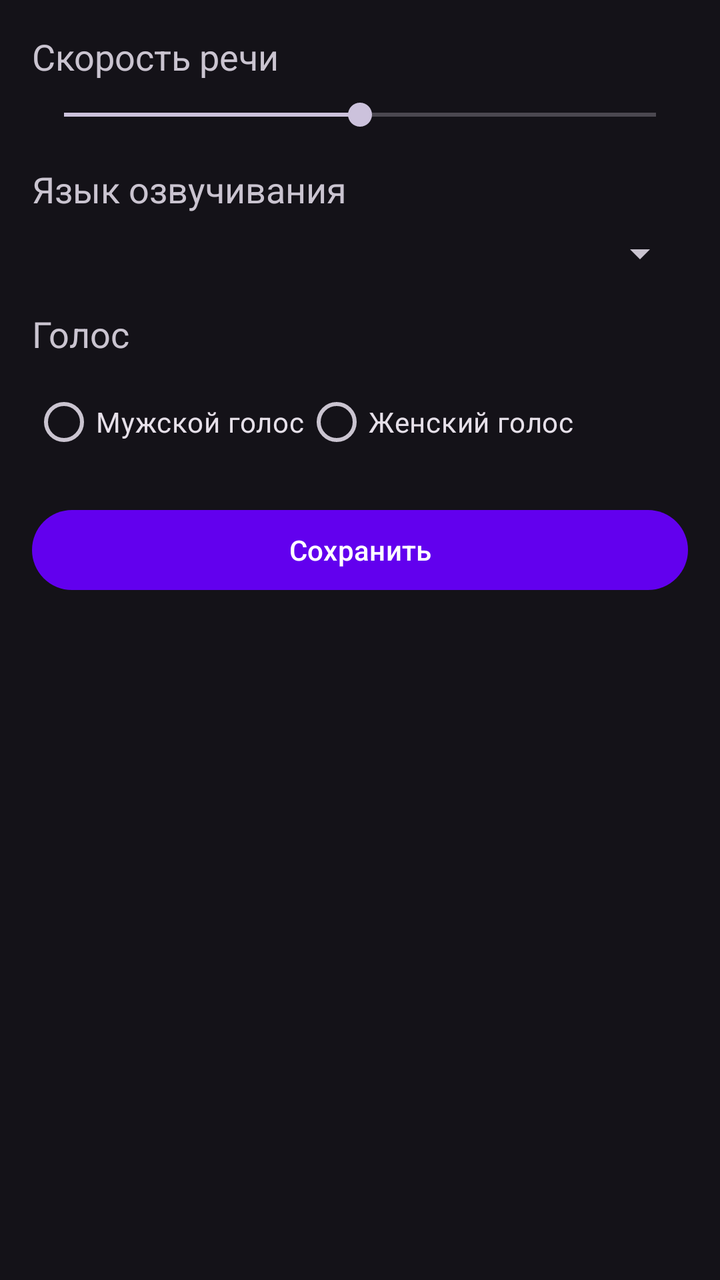
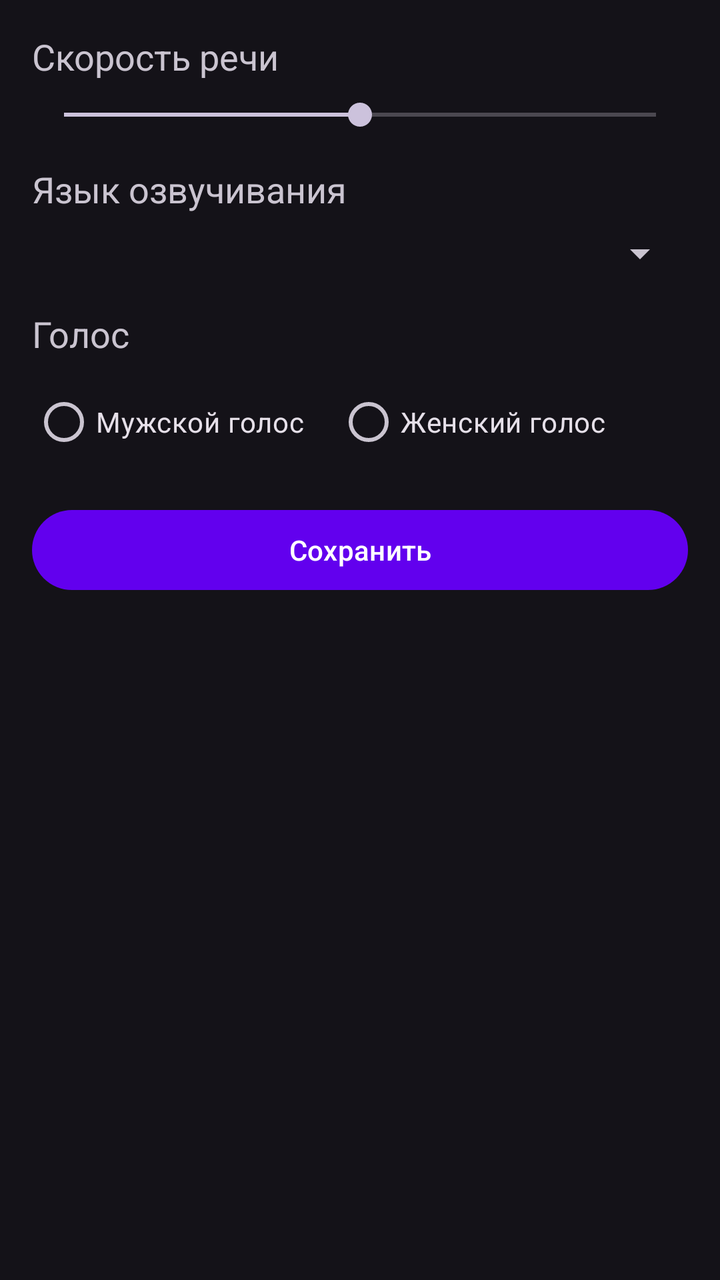

An Android layout rendered at two revisions. The XML below is the earlier revision; the diff shows what the commit changed to produce the second picture.
<!-- AndroidManifest.xml: application theme Theme.TelegramNewsReader -->
<!-- res/layout/activity_settings.xml -->
<?xml version="1.0" encoding="utf-8"?>
<androidx.constraintlayout.widget.ConstraintLayout xmlns:android="http://schemas.android.com/apk/res/android"
    xmlns:app="http://schemas.android.com/apk/res-auto"
    android:layout_width="match_parent"
    android:layout_height="match_parent"
    android:padding="16dp"
    android:animateLayoutChanges="true">  

    <TextView
        android:id="@+id/tv_speed"
        android:layout_width="wrap_content"
        android:layout_height="wrap_content"
        android:text="Скорость речи"
        android:textSize="18sp"
        app:layout_constraintTop_toTopOf="parent"
        app:layout_constraintStart_toStartOf="parent" />

    <SeekBar
        android:id="@+id/seek_speed"
        android:layout_width="0dp"
        android:layout_height="wrap_content"
        android:max="200"
        android:progress="100"
        android:layout_marginTop="8dp"
        app:layout_constraintTop_toBottomOf="@id/tv_speed"
        app:layout_constraintStart_toStartOf="parent"
        app:layout_constraintEnd_toEndOf="parent" />

    <TextView
        android:id="@+id/tv_language"
        android:layout_width="wrap_content"
        android:layout_height="wrap_content"
        android:text="Язык озвучивания"
        android:textSize="18sp"
        android:layout_marginTop="16dp"
        app:layout_constraintTop_toBottomOf="@id/seek_speed"
        app:layout_constraintStart_toStartOf="parent" />

    <Spinner
        android:id="@+id/spinner_language"
        android:layout_width="0dp"
        android:layout_height="wrap_content"
        android:layout_marginTop="8dp"
        app:layout_constraintTop_toBottomOf="@id/tv_language"
        app:layout_constraintStart_toStartOf="parent"
        app:layout_constraintEnd_toEndOf="parent" />

    <TextView
        android:id="@+id/tv_voice"
        android:layout_width="wrap_content"
        android:layout_height="wrap_content"
        android:text="Голос"
        android:textSize="18sp"
        android:layout_marginTop="16dp"
        app:layout_constraintTop_toBottomOf="@id/spinner_language"
        app:layout_constraintStart_toStartOf="parent" />

    <RadioGroup
        android:id="@+id/rg_voice"
        android:layout_width="0dp"
        android:layout_height="wrap_content"
        android:orientation="horizontal"
        android:layout_marginTop="8dp"
        app:layout_constraintTop_toBottomOf="@id/tv_voice"
        app:layout_constraintStart_toStartOf="parent"
        app:layout_constraintEnd_toEndOf="parent">

        <RadioButton android:id="@+id/rb_male" android:text="@string/voice_male" />
        <RadioButton android:id="@+id/rb_female" android:text="@string/voice_female" />
    </RadioGroup>

    <Button
        android:id="@+id/btn_save"
        android:layout_width="0dp"
        android:layout_height="wrap_content"
        android:text="Сохранить"
        android:layout_marginTop="16dp"
        app:layout_constraintTop_toBottomOf="@id/rg_voice"
        app:layout_constraintStart_toStartOf="parent"
        app:layout_constraintEnd_toEndOf="parent" />
</androidx.constraintlayout.widget.ConstraintLayout>
<!-- resources referenced by this layout -->
<resources>
  <string name="voice_female">Женский голос</string>
  <string name="voice_male">Мужской голос</string>
  <style name="Theme.TelegramNewsReader" parent="Theme.TelegramNewsReader.Purple" />
  <style name="Theme.TelegramNewsReader.Purple" parent="Theme.Material3.Dark.NoActionBar">
          <item name="colorPrimary">@color/purple_500</item>
          <item name="colorPrimaryVariant">@color/purple_700</item>
          <item name="colorOnPrimary">@color/white</item>
          <item name="android:statusBarColor">?attr/colorPrimaryVariant</item>
          <item name="actionBarStyle">@style/CustomActionBarStyle</item>
      </style>
  <color name="purple_500">#FF6200EE</color>
  <color name="purple_700">#FF3700B3</color>
  <color name="white">#FFFFFFFF</color>
  <style name="CustomActionBarStyle" parent="Widget.Material3.ActionBar.Solid">
          <item name="titleTextStyle">@style/CustomActionBarTitle</item>
          <item name="android:titleTextStyle">@style/CustomActionBarTitle</item>
      </style>
  <style name="CustomActionBarTitle" parent="TextAppearance.Material3.ActionBar.Title">
          <item name="android:textSize">18sp</item>
          <item name="android:textStyle">bold</item>
          <item name="android:textColor">@color/white</item>
          <item name="android:gravity">center</item>
          <item name="android:layout_gravity">center</item>
      </style>
</resources>

<!-- the commit's change to res/layout/activity_settings.xml (unified diff, before → after) -->
@@ -4,7 +4,7 @@
     android:layout_width="match_parent"
     android:layout_height="match_parent"
     android:padding="16dp"
-    android:animateLayoutChanges="true">  
+    android:animateLayoutChanges="true">
 
     <TextView
         android:id="@+id/tv_speed"
@@ -65,8 +65,18 @@
         app:layout_constraintStart_toStartOf="parent"
         app:layout_constraintEnd_toEndOf="parent">
 
-        <RadioButton android:id="@+id/rb_male" android:text="@string/voice_male" />
-        <RadioButton android:id="@+id/rb_female" android:text="@string/voice_female" />
+        <RadioButton
+            android:id="@+id/rb_male"
+            android:layout_width="wrap_content"
+            android:layout_height="wrap_content"
+            android:text="@string/voice_male" />
+
+        <RadioButton
+            android:id="@+id/rb_female"
+            android:layout_width="wrap_content"
+            android:layout_height="wrap_content"
+            android:layout_marginStart="16dp"
+            android:text="@string/voice_female" />
     </RadioGroup>
 
     <Button
